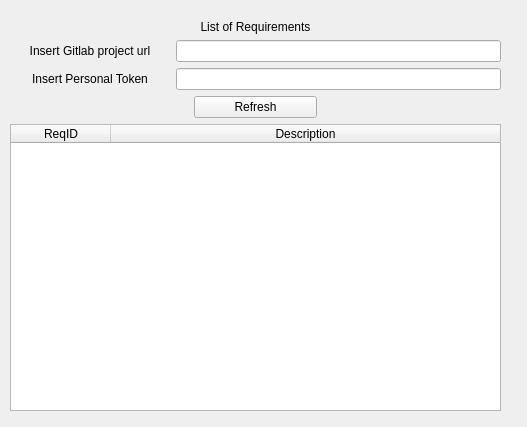
Qt form src/libs/requirements/ui/gitlabrequirements.ui (esa/spacecreator) before a commit.
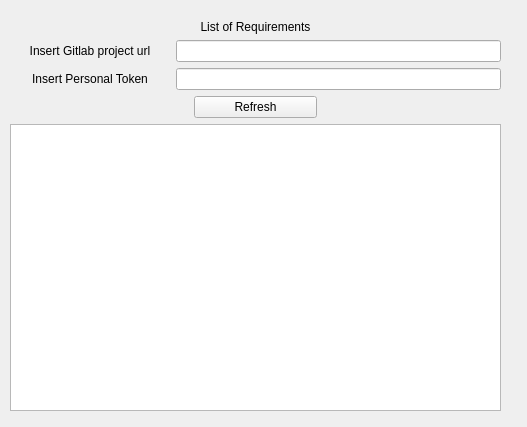
The same form after that commit.

Commit message: Use QItemModel for requirements

What changed in the file:
```diff
--- a/src/libs/requirements/ui/gitlabrequirements.ui
+++ b/src/libs/requirements/ui/gitlabrequirements.ui
@@ -43,23 +43,6 @@
       </property>
      </widget>
     </item>
-    <item row="5" column="0" colspan="3">
-     <widget class="QTableWidget" name="AllRequirements">
-      <attribute name="horizontalHeaderStretchLastSection">
-       <bool>true</bool>
-      </attribute>
-      <column>
-       <property name="text">
-        <string>ReqID</string>
-       </property>
-      </column>
-      <column>
-       <property name="text">
-        <string>Description</string>
-       </property>
-      </column>
-     </widget>
-    </item>
     <item row="3" column="1" colspan="2">
      <widget class="QLineEdit" name="TokenLineEdit"/>
     </item>
@@ -111,6 +94,16 @@
       </property>
      </widget>
     </item>
+    <item row="5" column="0" colspan="3">
+     <widget class="QTableView" name="AllRequirements">
+      <attribute name="horizontalHeaderStretchLastSection">
+       <bool>true</bool>
+      </attribute>
+      <attribute name="verticalHeaderVisible">
+       <bool>false</bool>
+      </attribute>
+     </widget>
+    </item>
    </layout>
   </widget>
  </widget>
```
The commit also changes 7 other files.
